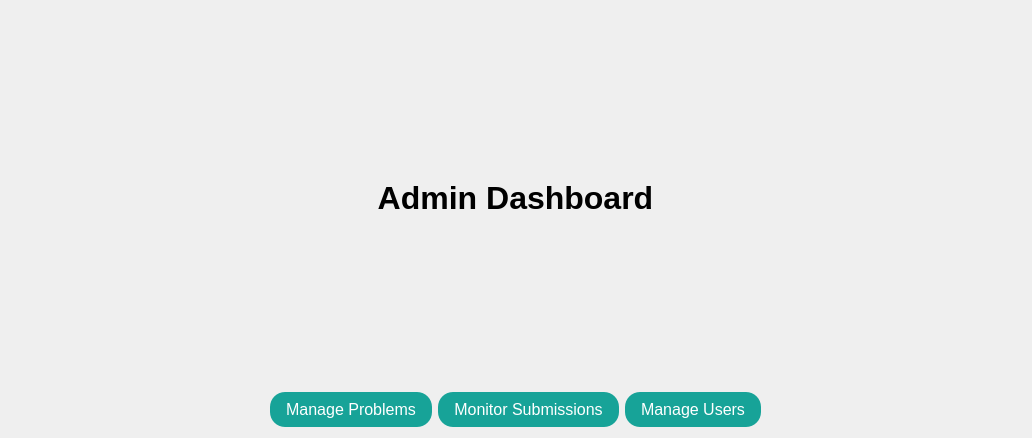
The window that admindashboard.ui (IbrahimAhmad20/Competria) describes before a commit, drawn with Qt 5.
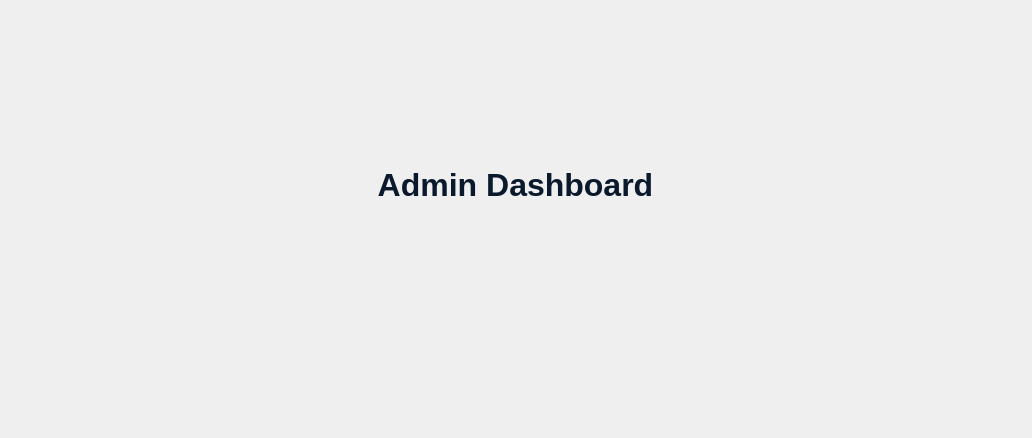
The same window after the commit. Icons and pictures are not drawn.

Diff of the .ui file:
```diff
--- a/admindashboard.ui
+++ b/admindashboard.ui
@@ -30,7 +30,7 @@
         <string notr="true">background : transparent ;</string>
        </property>
        <property name="text">
-        <string>&lt;html&gt;&lt;head/&gt;&lt;body&gt;&lt;p align=&quot;center&quot;&gt;&lt;span style=&quot; font-size:24pt; font-weight:700;&quot;&gt;Admin Dashboard&lt;/span&gt;&lt;/p&gt;&lt;/body&gt;&lt;/html&gt;</string>
+        <string>&lt;html&gt;&lt;head/&gt;&lt;body&gt;&lt;p align=&quot;center&quot;&gt;&lt;span style=&quot; font-size:24pt; font-weight:700; color:#0b192c;&quot;&gt;Admin Dashboard&lt;/span&gt;&lt;/p&gt;&lt;/body&gt;&lt;/html&gt;</string>
        </property>
        <property name="alignment">
         <set>Qt::AlignmentFlag::AlignCenter</set>
@@ -42,66 +42,75 @@
        <item>
         <widget class="QPushButton" name="problemManagerButton">
          <property name="sizePolicy">
-          <sizepolicy hsizetype="Maximum" vsizetype="Maximum">
+          <sizepolicy hsizetype="Fixed" vsizetype="Fixed">
            <horstretch>10</horstretch>
            <verstretch>10</verstretch>
           </sizepolicy>
          </property>
+         <property name="minimumSize">
+          <size>
+           <width>247</width>
+           <height>61</height>
+          </size>
+         </property>
          <property name="styleSheet">
-          <string notr="true"> border: 2px solid #CCCCCC; /* Default border color */
-    border-radius: 15px; /* Rounded corners */
-    font-size: 16px; /* Text size */
-    padding: 8px 16px; /* Padding inside the button */
- background-color: #17A398; /* Teal background for Submit */
-    color: #FFFFFF; /* White text for Submit */
-    border: none; /* Remove border */</string>
+          <string notr="true">
+    border-radius: 35px; /* Rounded corners */
+background-image: url(:/new/prefix1/src/ManageProblems2.png);
+</string>
          </property>
          <property name="text">
-          <string>Manage Problems</string>
+          <string/>
          </property>
         </widget>
        </item>
        <item>
         <widget class="QPushButton" name="submissionMonitorButton">
          <property name="sizePolicy">
-          <sizepolicy hsizetype="Maximum" vsizetype="Maximum">
-           <horstretch>10</horstretch>
-           <verstretch>10</verstretch>
+          <sizepolicy hsizetype="Fixed" vsizetype="Fixed">
+           <horstretch>0</horstretch>
+           <verstretch>0</verstretch>
           </sizepolicy>
          </property>
+         <property name="minimumSize">
+          <size>
+           <width>247</width>
+           <height>61</height>
+          </size>
+         </property>
          <property name="styleSheet">
-          <string notr="true"> border: 2px solid #CCCCCC; /* Default border color */
-    border-radius: 15px; /* Rounded corners */
-    font-size: 16px; /* Text size */
-    padding: 8px 16px; /* Padding inside the button */
- background-color: #17A398; /* Teal background for Submit */
-    color: #FFFFFF; /* White text for Submit */
-    border: none; /* Remove border */</string>
+          <string notr="true">
+    border-radius: 35px; /* Rounded corners */
+background-image: (:/new/prefix1/src/MonitorSubmissions.png);
+</string>
          </property>
          <property name="text">
-          <string>Monitor Submissions</string>
+          <string/>
          </property>
         </widget>
        </item>
        <item>
         <widget class="QPushButton" name="userManagerButton">
          <property name="sizePolicy">
-          <sizepolicy hsizetype="Maximum" vsizetype="Maximum">
-           <horstretch>10</horstretch>
-           <verstretch>10</verstretch>
+          <sizepolicy hsizetype="Fixed" vsizetype="Fixed">
+           <horstretch>0</horstretch>
+           <verstretch>0</verstretch>
           </sizepolicy>
          </property>
+         <property name="minimumSize">
+          <size>
+           <width>247</width>
+           <height>61</height>
+          </size>
+         </property>
          <property name="styleSheet">
-          <string notr="true"> border: 2px solid #CCCCCC; /* Default border color */
-    border-radius: 15px; /* Rounded corners */
-    font-size: 16px; /* Text size */
-    padding: 8px 16px; /* Padding inside the button */
- background-color: #17A398; /* Teal background for Submit */
-    color: #FFFFFF; /* White text for Submit */
-    border: none; /* Remove border */</string>
+          <string notr="true">
+    border-radius: 35px; /* Rounded corners */
+background-image: url(:/new/prefix1/src/ManageUsers.png);
+</string>
          </property>
          <property name="text">
-          <string>Manage Users</string>
+          <string/>
          </property>
         </widget>
        </item>
```
Left out of the diff: 2 changed lines with no effect on the pictures.
